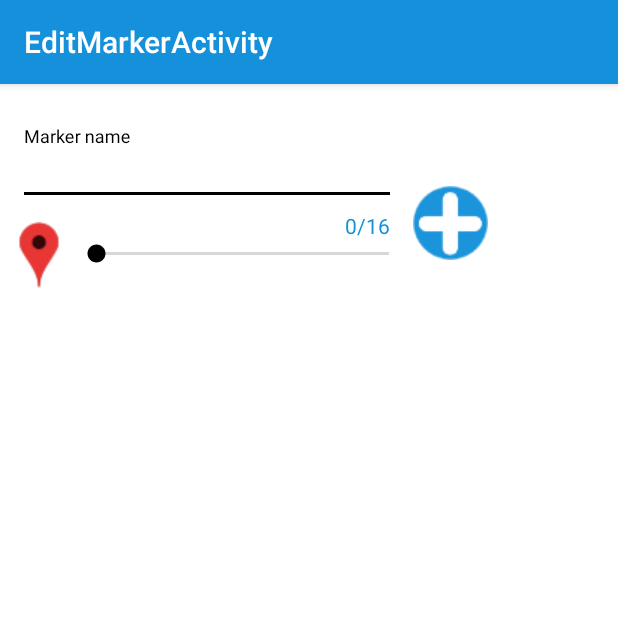
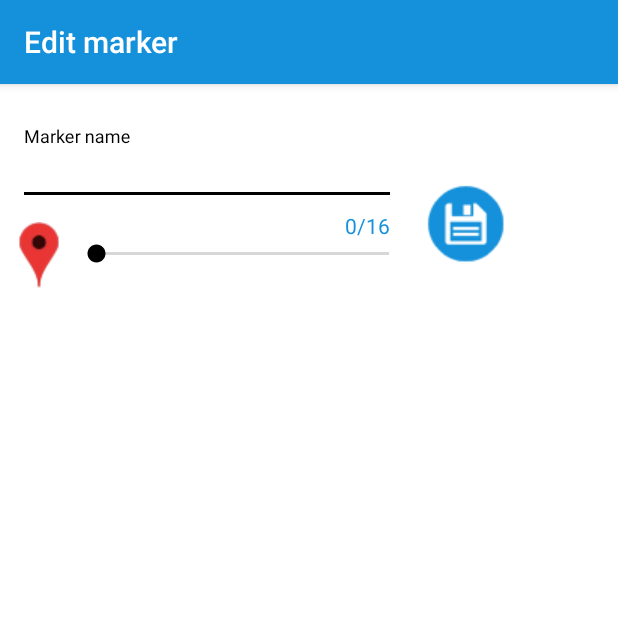
Before and after one commit to Vincent030299/Project-B, an Android app: the EditMarkerActivity screen opened directly, with no data from a screen before it, on a phone screen of 412 x 824 dp, the top half of it. Run offline under Robolectric (Android 15) with nearby library versions, the phone set to English and light mode, and no system bars.

Commit message:
Minor changes/fixes to edit marker page.

```diff
--- a/app/src/main/res/layout/activity_edit_marker.xml
+++ b/app/src/main/res/layout/activity_edit_marker.xml
@@ -79,9 +79,9 @@
         android:id="@+id/saveMarkerBtn"
         android:layout_width="wrap_content"
         android:layout_height="wrap_content"
-        android:layout_marginTop="68dp"
+        android:layout_marginTop="56dp"
         android:background="#00000000"
-        android:src="@drawable/add_btn"
+        android:src="@drawable/savememoryiconblue"
         app:layout_constraintStart_toEndOf="@+id/hueBar"
         app:layout_constraintTop_toTopOf="parent" />
 
--- a/app/src/main/res/values/strings.xml
+++ b/app/src/main/res/values/strings.xml
@@ -5,6 +5,7 @@
     <string name="title_home">Home</string>
     <string name="title_memories">Memories</string>
     <string name="title_settings">Settings</string>
+    <string name="title_activity_edit_marker">Edit marker</string>
     <string name="title_activity_settings">SettingsActivity</string>
     <string name="title_activity_dashboard">Memories</string>
     <string name="title_notifications">Notifications</string>
@@ -218,5 +219,4 @@
     }
   ]
   </string>
-    <string name="title_activity_edit_marker">EditMarkerActivity</string>
 </resources>
```
Also changed, not shown: app/src/main/java/com/example/triptracker/EditMarkerActivity.java (+25 -0 lines), 1 other file.
